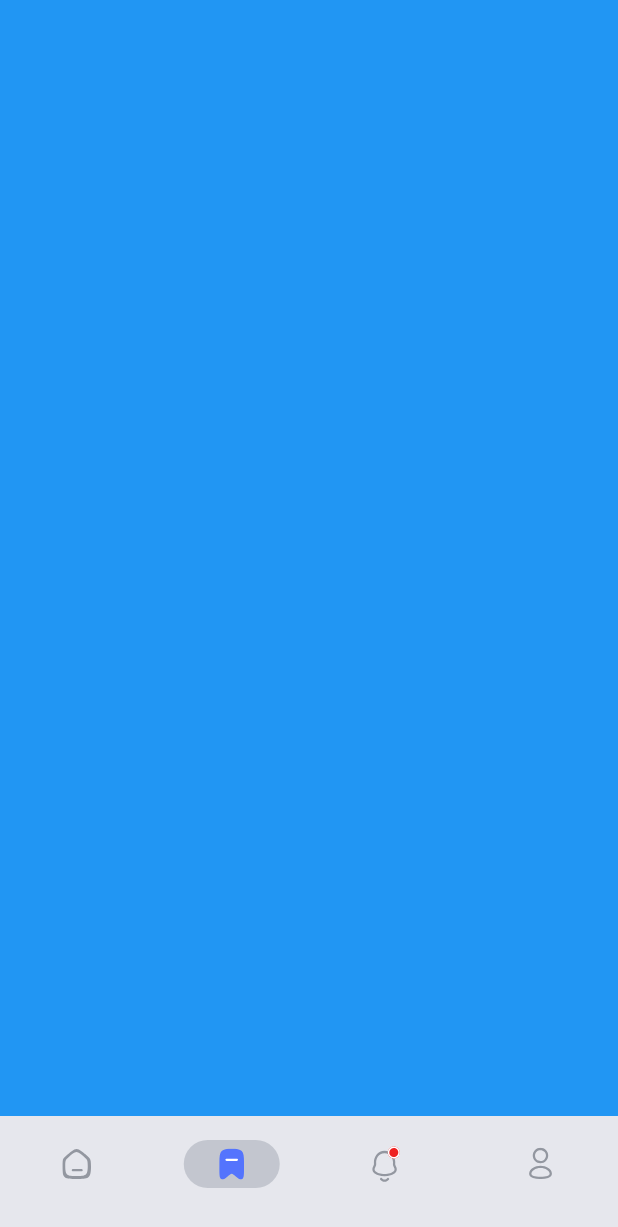
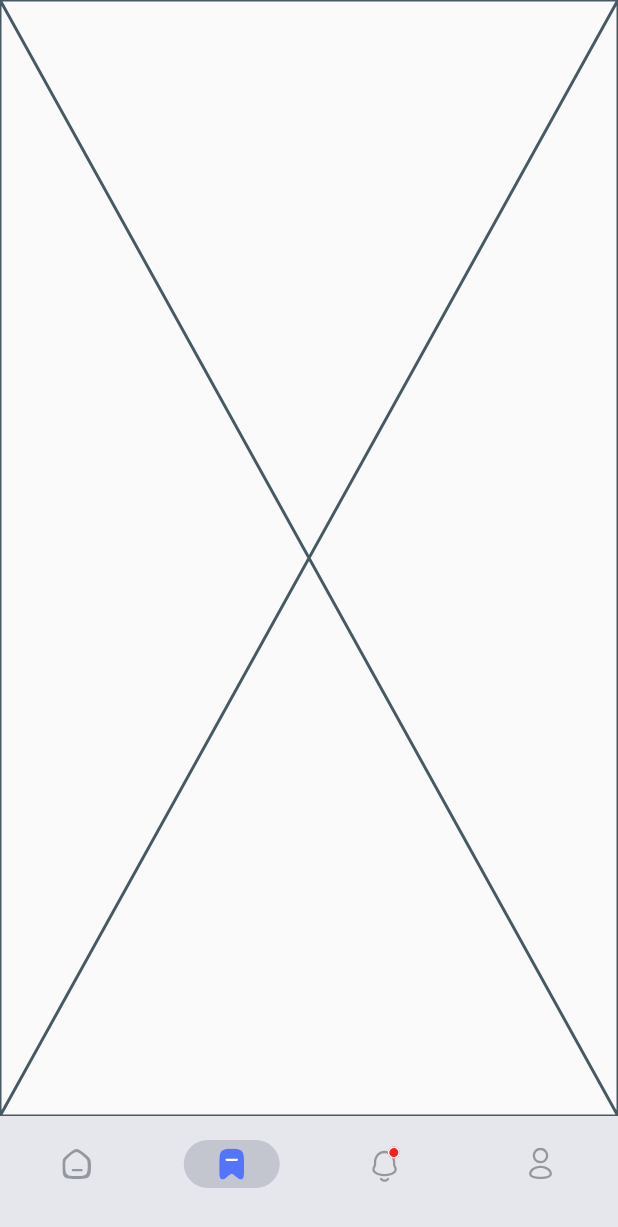
Before and after one commit to gjake122221/travel_news_app, a Flutter app: the screen it shows after launch, item 2 of the bottom bar chosen, on a phone screen of 412 x 824 dp. Shown: the top 1227 px of the screen. Run offline on Flutter 3.47's test engine with Material 2 defaults, Android fonts, the phone set to English and light mode, and no system bars; our stand-ins replace flutter_svg.

```diff
--- a/lib/pages/HomePage.dart
+++ b/lib/pages/HomePage.dart
@@ -15,8 +15,6 @@ class _HomePageState extends State<HomePage> {
   int currentPageIndex = 0;
   @override
   Widget build(BuildContext context) {
-    var widthofcontext = MediaQuery.of(context).size.width;
-    var heightofcontext = MediaQuery.of(context).size.height;
     return SafeArea(
       child: Scaffold(
         bottomNavigationBar: NavigationBar(
@@ -59,21 +57,9 @@ class _HomePageState extends State<HomePage> {
         ),
         body: <Widget>[
           PageHome(),
-          Container(
-            width: widthofcontext,
-            height: heightofcontext,
-            color: Colors.blue,
-          ),
-          Container(
-            width: widthofcontext,
-            height: heightofcontext,
-            color: Colors.amber,
-          ),
-          Container(
-            width: widthofcontext,
-            height: heightofcontext,
-            color: Colors.orange,
-          ),
+          Placeholder(),
+          Placeholder(),
+          Placeholder(),
         ][currentPageIndex],
       ),
     );
```
Also changed, not shown: lib/layouts/largecardlayout.dart (+11 -1 lines), lib/pages/PageNews.dart (added, +95 -0 lines).
